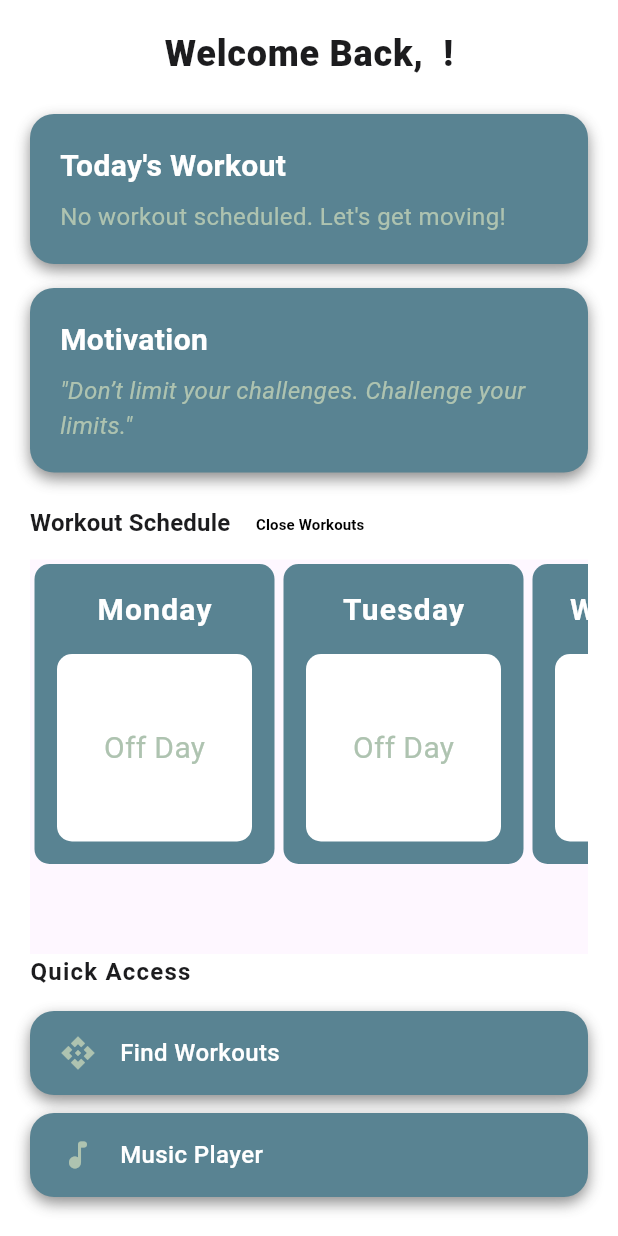
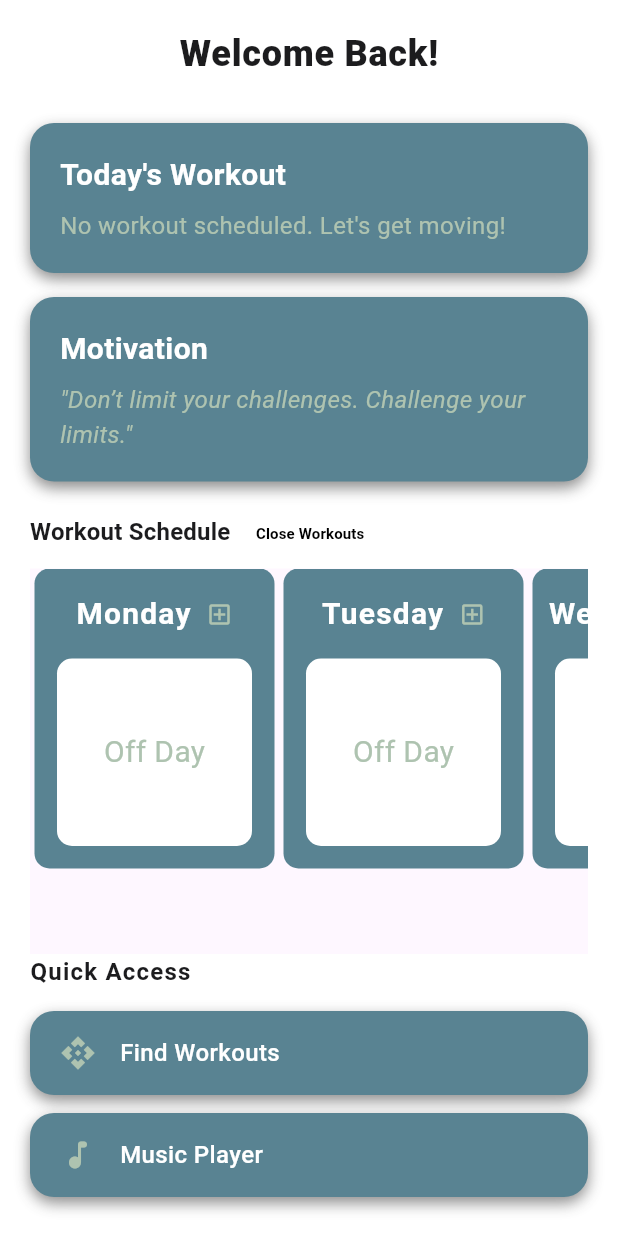
Before and after one commit to mellis0227/workout-tracker, a Flutter app: the DashboardView screen opened directly, after a tap on "Press to View Workouts", on a phone screen of 412 x 824 dp. Run offline on Flutter 3.47's test engine with Material 3 defaults, Android fonts, the phone set to English and light mode, and no system bars; our stand-ins replace audioplayers, cloud_firestore, firebase_auth, firebase_core, firebase_database, flutter_time_picker_spinner and 2 more; accounts and stored records are empty.

Commit message:
fixing spacing and added icon to add to playlist instead of just tapping the entire widget, also made the welcome back be less formal just first name

```diff
--- a/get_fit_app/lib/viewmodel/dashboard_model.dart
+++ b/get_fit_app/lib/viewmodel/dashboard_model.dart
@@ -21,7 +21,7 @@ class DashboardModel {
           await firestore.collection("user_data").doc(userID).get();
 
       Map<String, dynamic>? userData = currentUserCollection.data();
-      fullName = "${userData?['first_name']} ${userData?['last_name']}";
+      fullName = "${userData?['first_name']}";
       return fullName;
     } catch (e) {
       print("Error getting users name: $e");
--- a/get_fit_app/lib/views/dashboard_view.dart
+++ b/get_fit_app/lib/views/dashboard_view.dart
@@ -49,7 +49,8 @@ class _DashboardViewState extends State<DashboardView> {
     return Scaffold(
       backgroundColor: Colors.white70,
       body: Padding(
-        padding: const EdgeInsets.all(20.0),
+        //conditional padding for no schedule overflow, temporary solution
+        padding: EdgeInsets.all(fullName.length > 12 ? 12 : 20),
         child: Column(
           crossAxisAlignment: CrossAxisAlignment.start,
           children: [
@@ -57,7 +58,7 @@ class _DashboardViewState extends State<DashboardView> {
             Center(
               child: buildWelcomeText(context),
             ),
-            const SizedBox(height: 24),
+            const SizedBox(height: 30),
 
             // Display workout summary card (No workout scheduled)
             _buildCard(
--- a/get_fit_app/lib/views/schedule_workouts_view.dart
+++ b/get_fit_app/lib/views/schedule_workouts_view.dart
@@ -8,8 +8,8 @@ import 'package:get_fit_app/presenter/schedule_workout_presenter.dart';
    person should be able to add multiple workouts
  */
 class ScheduleWorkoutView extends StatefulWidget {
-  bool viewWorkouts;
-  ScheduleWorkoutView({super.key, required this.viewWorkouts});
+  final bool viewWorkouts;
+  const ScheduleWorkoutView({super.key, required this.viewWorkouts});
 
 
  @override
@@ -74,14 +74,7 @@ class _ScheduleWorkoutView extends State<ScheduleWorkoutView> {
 
   Widget _buildWeekDayCard({required String dayOfWeek}) {
     return Padding(
-      padding: EdgeInsets.all(3),
-      child: InkWell(
-        onTap: () {
-          showDialog(
-            context: context,
-            builder: (BuildContext context) => buildPlaylistAlert(dayOfWeek),
-          );
-        },
+      padding: EdgeInsets.symmetric(horizontal: 3),
       child: Container(
           width: 160,
           height: !widget.viewWorkouts ? 65 : 200,
@@ -92,7 +85,10 @@ class _ScheduleWorkoutView extends State<ScheduleWorkoutView> {
           child: Center(
               child: Column(
                 children: [
-                  const SizedBox(height: 16),
+                  const SizedBox(height: 16,),
+                  Row(
+                    mainAxisAlignment: MainAxisAlignment.center,
+                    children: [
                       Text(
                         dayOfWeek,
                         style: TextStyle(
@@ -102,12 +98,27 @@ class _ScheduleWorkoutView extends State<ScheduleWorkoutView> {
                           letterSpacing: 0.8,
                         ),
                       ),
+                      const SizedBox(width: 10),
+                      GestureDetector(
+                        onTap: () {
+                          showDialog(
+                            context: context,
+                            builder: (BuildContext context) => buildPlaylistAlert(dayOfWeek),
+                          );
+                        },
+                        child: Icon(
+                          Icons.add_box_outlined,
+                          size: 18,
+                          color: Color(0xFFAEC3B0),
+                        ),
+                      ),
+                    ],
+                  ),
                  if(widget.viewWorkouts)
                   Expanded(
                     child: buildViewWorkouts(weeklyWorkouts[dayOfWeek]!, dayOfWeek, widget.viewWorkouts),
                   )
                 ],
-              ),
               ),
             ),
           ),
@@ -143,8 +154,17 @@ class _ScheduleWorkoutView extends State<ScheduleWorkoutView> {
             itemCount: playlists.length,
             itemBuilder: (BuildContext context, int index) {
               return Row(
-                mainAxisAlignment: MainAxisAlignment.spaceEvenly,
+                mainAxisAlignment: MainAxisAlignment.start,
                 children: [
+                  IconButton(
+                    icon: Icon(Icons.cancel_outlined, color: Colors.red.shade200, size: 15),
+                    onPressed: () => {
+                      _presenter.removeSelectedPlaylist(userID!, playlists[index], weekday),
+                      setState(() {
+                        weeklyWorkouts[weekday]?.remove(playlists[index]);
+                      }),
+                    },
+                  ),
                   Text(
                     playlists[index],
                     style: TextStyle(
@@ -152,15 +172,6 @@ class _ScheduleWorkoutView extends State<ScheduleWorkoutView> {
                       fontSize: 13,
                       fontWeight: FontWeight.bold,
                     ),
-                  ),
-                  IconButton(
-                    icon: Icon(Icons.delete, color: Colors.red.shade300),
-                    onPressed: () => {
-                      _presenter.removeSelectedPlaylist(userID!, playlists[index], weekday),
-                      setState(() {
-                        weeklyWorkouts[weekday]?.remove(playlists[index]);
-                      }),
-                    },
                   ),
                 ],
               );
@@ -180,7 +191,7 @@ class _ScheduleWorkoutView extends State<ScheduleWorkoutView> {
           children: [
             DropdownButton<String>(
               dropdownColor: Color(0xFF01161E),
-              hint: Text("Playlists", style: TextStyle(color: Colors.white70)),
+              hint: Text(playlists.isNotEmpty ? "Playlists" : "No Playlists!", style: TextStyle(color: Colors.white70)),
               isExpanded: true,
               items: playlists.map<DropdownMenuItem<String>>((String value) {
                 return DropdownMenuItem<String>(
```
Lines whose indentation alone changed are shown as unchanged.
